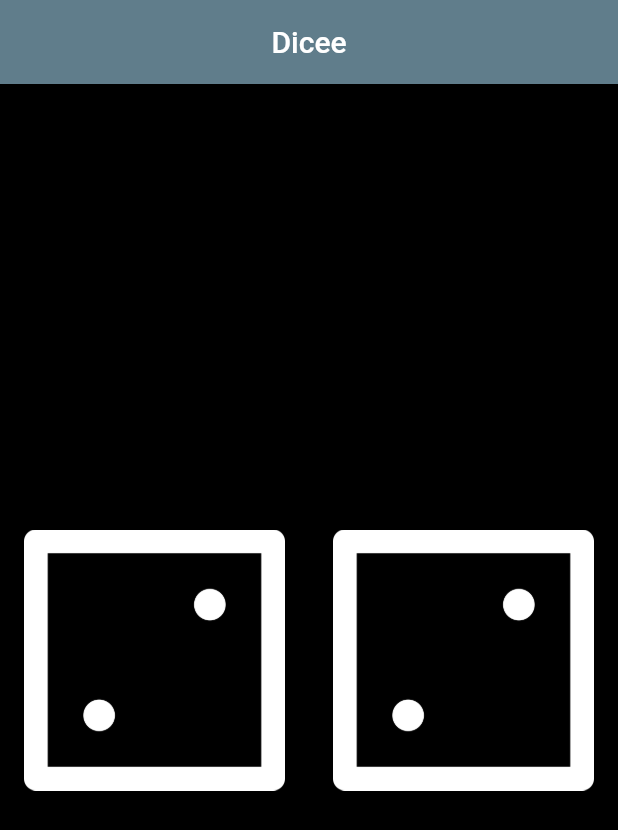
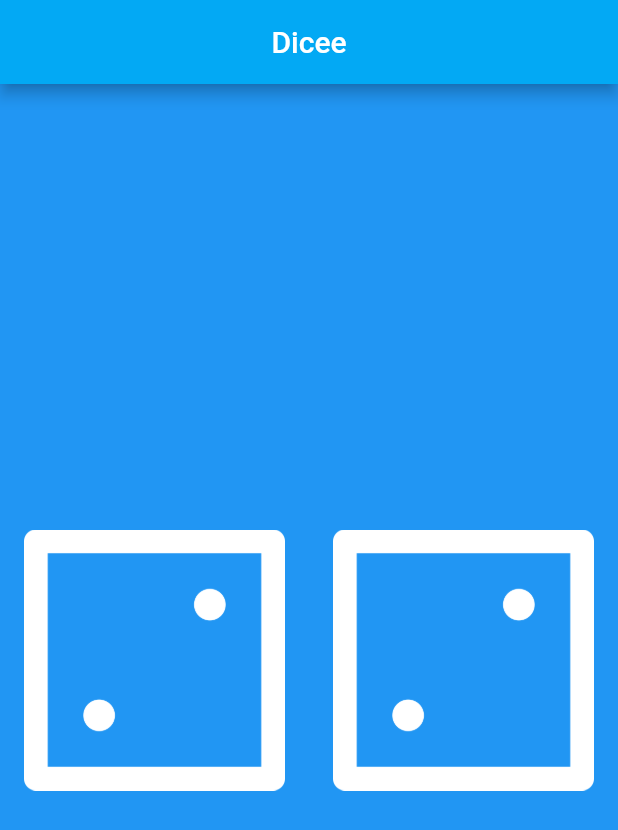
Before and after one commit to Ravindu-Ranaweera/Dicee-Change-flutter-app, a Flutter app: the screen it shows after launch, on a phone screen of 412 x 824 dp. Shown: the top 830 px of the screen. Run offline on Flutter 3.47's test engine with Material 2 defaults, Android fonts, the phone set to English and light mode, and no system bars.

```diff
--- a/lib/main.dart
+++ b/lib/main.dart
@@ -1,5 +1,5 @@
 import 'package:flutter/material.dart';
-
+import 'dart:math';
 void main() {
   runApp(MyApp());
 }
@@ -9,13 +9,14 @@ class MyApp extends StatelessWidget {
   @override
   Widget build(BuildContext context) {
     return MaterialApp(
+      debugShowCheckedModeBanner: false,
       home: Scaffold(
-        backgroundColor: Colors.black,
+        backgroundColor: Colors.blue,
         appBar: AppBar(
           title: Center(
             child: Text('Dicee'),
           ),
-          backgroundColor: Colors.blueGrey,
+          backgroundColor: Colors.lightBlue,
         ),
         body: DicePage(),
       ),
@@ -29,29 +30,31 @@ class DicePage extends StatefulWidget {
 }
 
 class _DicePageState extends State<DicePage> {
-
+  int leftDiceNumber = 2;
+  int rightDiceNumber = 2;
   @override
   Widget build(BuildContext context) {
-    int leftDiceNumber = 2;
     return Center(
       child: Row(
         children: <Widget>[
           Expanded(
-
             child: FlatButton(
               onPressed: (){
-                print('dice');
+                setState(() {
+                  leftDiceNumber = Random().nextInt(6) +1;
+                });
               },
-
               child: Image.asset('images/dice$leftDiceNumber.png'),
             ),
           ),
           Expanded(
             child: FlatButton(
               onPressed: (){
-                print('dice');
+                setState(() {
+                  rightDiceNumber = Random().nextInt(6) +1;
+                });
               },
-              child: Image.asset('images/dice2.png'),
+              child: Image.asset('images/dice$rightDiceNumber.png'),
             ),
           ),
         ],
```
